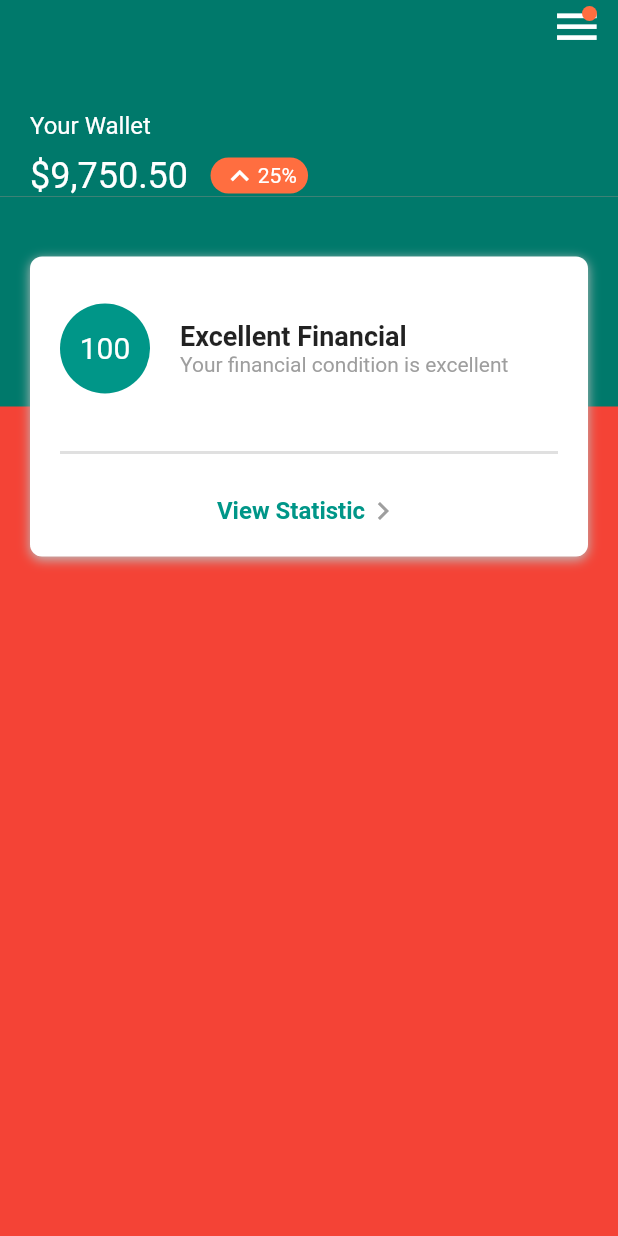
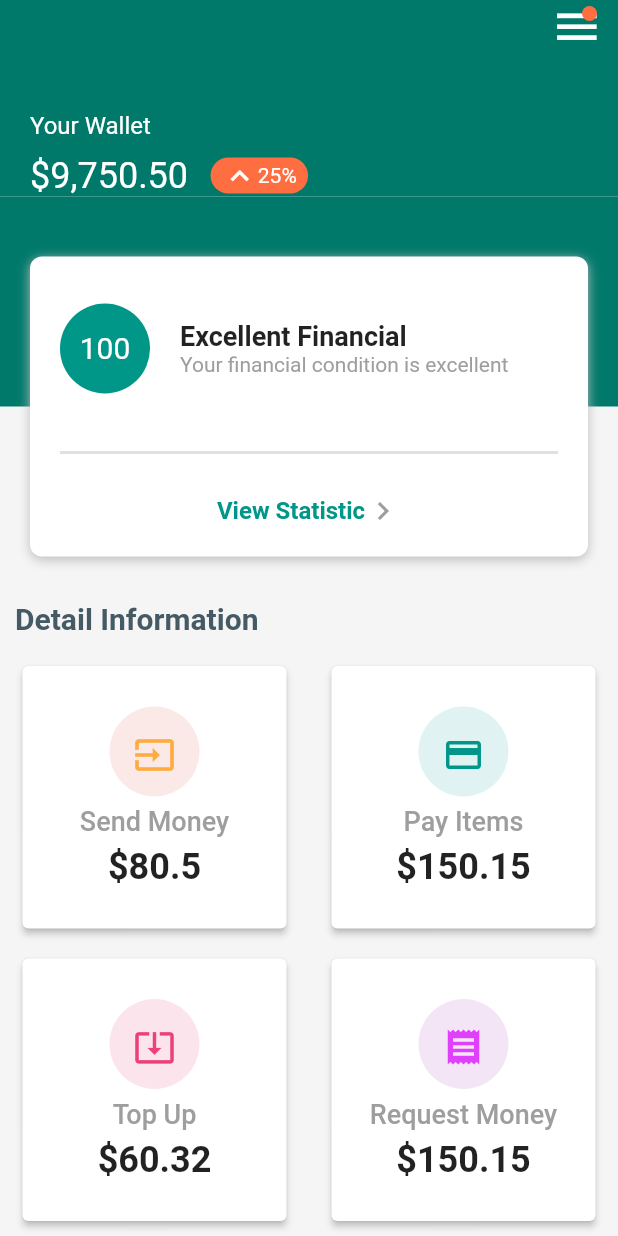
Before and after one commit to sumyathtarwai/code-flutter, a Flutter app: the screen it shows after launch, on a phone screen of 412 x 824 dp. Run offline on Flutter 3.47's test engine with Material 2 defaults, Android fonts, the light colour scheme and no system bars.

Commit message:
added send money detail

```diff
--- a/flutter/ui_building/lib/ui/wallet/action_bar_widget.dart
+++ b/flutter/ui_building/lib/ui/wallet/action_bar_widget.dart
@@ -30,9 +30,3 @@ class ActionBar extends StatelessWidget {
     );
   }
 }
-
-//payment
-//receipt
-//input
-//send
-//system update
--- /dev/null
+++ b/flutter/ui_building/lib/ui/wallet/detail_send_money.dart
@@ -0,0 +1,24 @@
+import 'package:flutter/material.dart';
+
+class SendMoneyPage extends StatelessWidget {
+  final amount;
+  final date;
+  final from;
+  final to;
+  final fromEmail;
+
+  const SendMoneyPage({
+    this.from,
+    this.to,
+    this.fromEmail,
+    this.amount,
+    this.date,
+  });
+
+  @override
+  Widget build(BuildContext context) {
+    return Scaffold(
+      body: Text('data'),
+    );
+  }
+}
--- a/flutter/ui_building/lib/ui/wallet/detail_summary_page.dart
+++ b/flutter/ui_building/lib/ui/wallet/detail_summary_page.dart
@@ -1,4 +1,5 @@
 import 'package:flutter/material.dart';
+import 'package:ui_building/ui/wallet/detail_send_money.dart';
 
 class DetailSummaryPage extends StatelessWidget {
   final sendAmount;
@@ -7,30 +8,150 @@ class DetailSummaryPage extends StatelessWidget {
   final requestAmount;
 
   const DetailSummaryPage({
-    this.sendAmount,
-    this.payAmount,
-    this.topUpAmount,
-    this.requestAmount,
+    this.sendAmount = '\$0.0',
+    this.payAmount = '\$0.0',
+    this.topUpAmount = '\$0.0',
+    this.requestAmount = '\$0.0',
   });
 
   @override
   Widget build(BuildContext context) {
+    var detailText = Text(
+      'Detail Information',
+      style: TextStyle(
+        fontSize: 20.0,
+        fontWeight: FontWeight.bold,
+        color: Colors.blueGrey.shade700,
+      ),
+    );
+
     return Column(
-      crossAxisAlignment: CrossAxisAlignment.end,
+      crossAxisAlignment: CrossAxisAlignment.start,
       mainAxisSize: MainAxisSize.min,
       children: <Widget>[
-        Text('Detail Information'),
-        Card(
-          child: Container(
-            child: FlatButton(
-              child: Text(
+        Padding(
+          padding: const EdgeInsets.all(10.0),
+          child: detailText,
+        ),
+        Row(
+          children: <Widget>[
+            Expanded(
+              child: buildCard(
+                Icons.input,
+                'Send Money',
                 sendAmount,
+                () => {
+                  Navigator.push(
+                    context,
+                    MaterialPageRoute(
+                      builder: (context) => SendMoneyPage(
+                        from: 'a',
+                        fromEmail: '',
+                        to: 'b',
+                        amount: '',
+                      ),
+                    ),
+                  )
+                },
+                circleColor: Colors.deepOrange.shade50,
+                iconColor: Colors.orangeAccent,
               ),
-              onPressed: () => print('object'),
             ),
-          ),
-        )
+            Expanded(
+              child: buildCard(
+                Icons.payment,
+                'Pay Items',
+                payAmount,
+                () => print('object2'),
+                circleColor: Colors.teal.shade50,
+                iconColor: Colors.teal,
+              ),
+            ),
+          ],
+        ),
+        Row(
+          children: <Widget>[
+            Expanded(
+              child: buildCard(
+                Icons.system_update_alt,
+                'Top Up',
+                topUpAmount,
+                () => print('object3'),
+                circleColor: Colors.pink.shade50,
+                iconColor: Colors.pink.shade400,
+              ),
+            ),
+            Expanded(
+              child: buildCard(
+                Icons.receipt,
+                'Request Money',
+                payAmount,
+                () => print('object4'),
+                circleColor: Colors.purple.shade50,
+                iconColor: Colors.purpleAccent,
+              ),
+            ),
+          ],
+        ),
       ],
     );
   }
+
+  Widget buildCard(IconData icon, String title, amount, Function function,
+      {Color iconColor, Color circleColor = Colors.orangeAccent}) {
+    final iconCircle = Container(
+      width: 100.0,
+      height: 60.0,
+      decoration: BoxDecoration(
+        shape: BoxShape.circle,
+        color: circleColor,
+      ),
+      child: Padding(
+        padding: const EdgeInsets.all(18.0),
+        child: Icon(
+          icon,
+          color: iconColor,
+          size: 28.0,
+        ),
+      ),
+    );
+    return Card(
+      margin: const EdgeInsets.symmetric(
+        vertical: 10.0,
+        horizontal: 15.0,
+      ),
+      elevation: 2.0,
+      child: Container(
+        width: 180.0,
+        height: 175.0,
+        child: FlatButton(
+          child: Column(
+            mainAxisSize: MainAxisSize.min,
+            crossAxisAlignment: CrossAxisAlignment.center,
+            children: <Widget>[
+              iconCircle,
+              Padding(
+                padding: const EdgeInsets.all(6.0),
+                child: Text(
+                  title,
+                  style: TextStyle(
+                    fontSize: 18.0,
+                    color: Colors.grey,
+                  ),
+                ),
+              ),
+              Text(
+                amount,
+                style: TextStyle(
+                  fontSize: 24.0,
+                  fontWeight: FontWeight.bold,
+                ),
+              ),
+            ],
+          ),
+          onPressed: function,
+        ),
+      ),
+    );
+  }
 }
--- a/flutter/ui_building/lib/ui/wallet/wallet_home.dart
+++ b/flutter/ui_building/lib/ui/wallet/wallet_home.dart
@@ -37,11 +37,19 @@ class WalletHome extends StatelessWidget {
           children: <Widget>[
             // detail summary
             Container(
+              margin: EdgeInsets.only(
+                top: 260.0,
+              ),
               width: double.infinity,
               height: double.infinity,
-              color: Colors.red,
+              // color: Colors.red,
               //grey.shade200,
-              child: DetailSummaryPage(sendAmount: "\$10"),
+              child: DetailSummaryPage(
+                sendAmount: '\$80.5',
+                payAmount: '\$150.15',
+                topUpAmount: '\$60.32',
+                requestAmount: '\$90.20',
+              ),
             ),
             // background
             Container(
--- a/flutter/ui_building/pubspec.yaml
+++ b/flutter/ui_building/pubspec.yaml
@@ -14,7 +14,7 @@ description: A new Flutter project.
 version: 1.0.0+1
 
 environment:
-  sdk: ">=2.1.0 <3.0.0"
+  sdk: ">=2.2.0 <3.0.0"
 
 dependencies:
   flutter:
```
